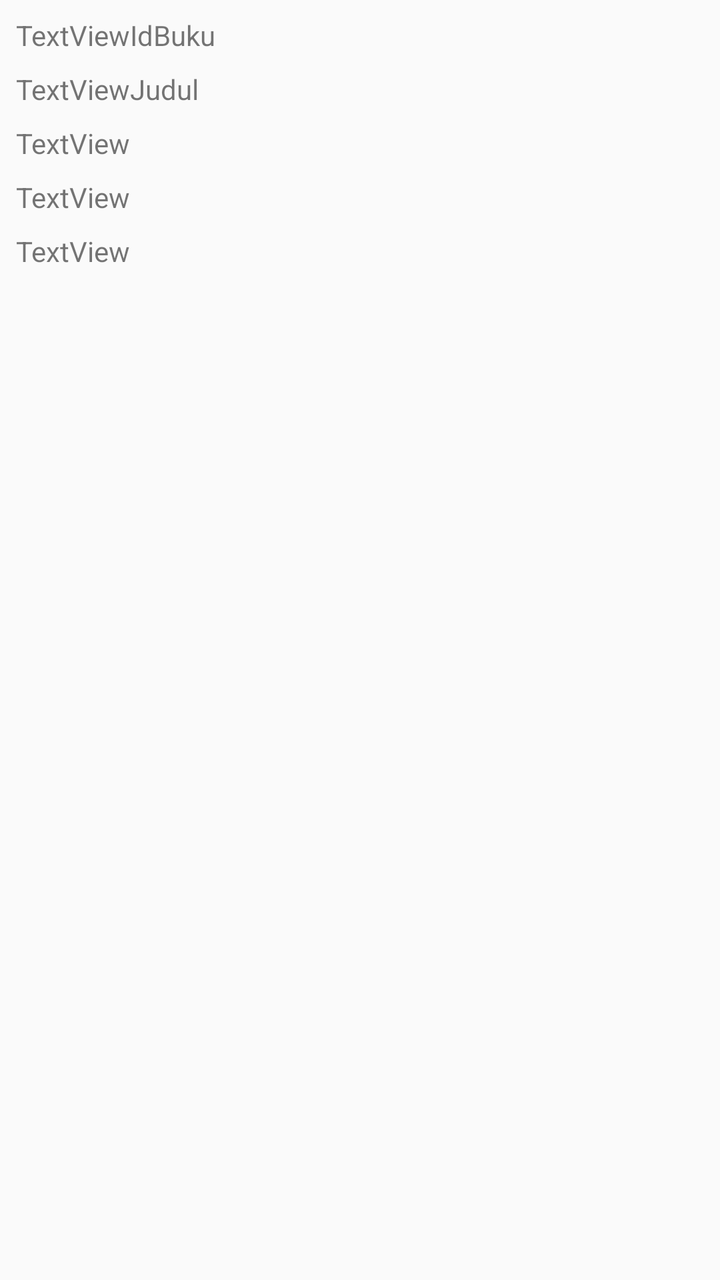
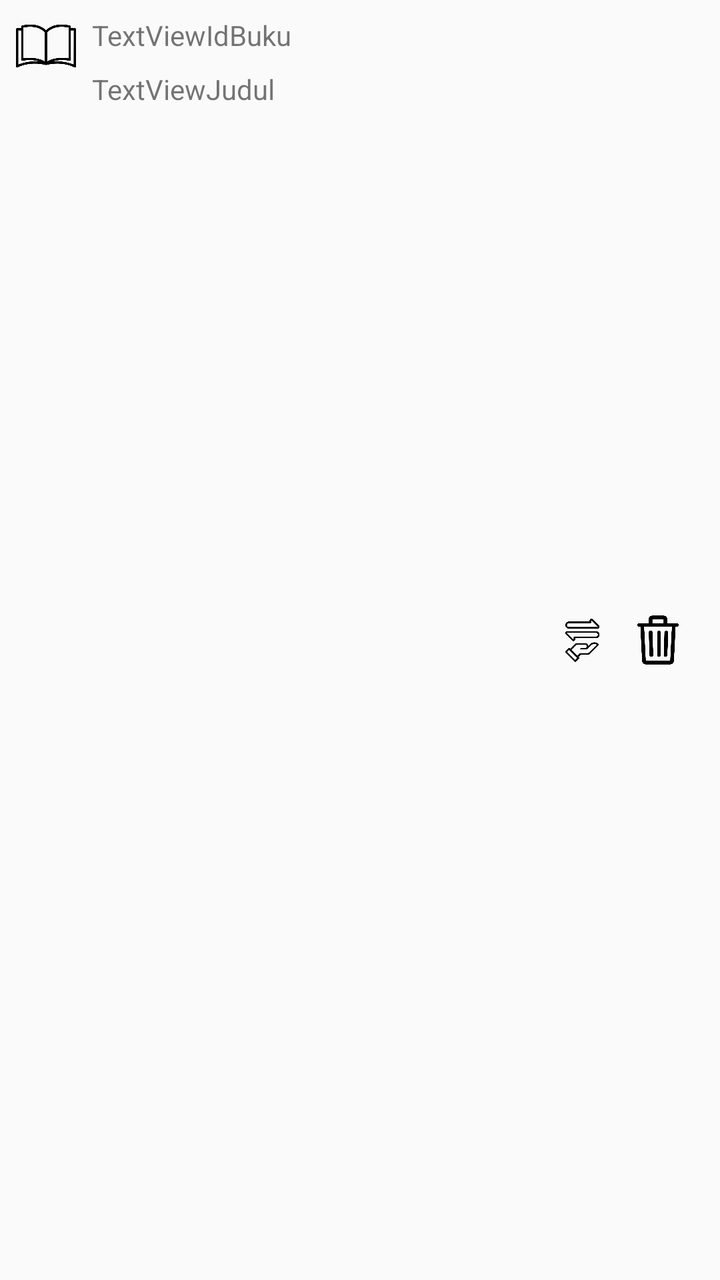

Compare the two renders of this Android layout. The source of the first and the diff that turns it into the second are given below.
<!-- AndroidManifest.xml: application theme Theme.Perpustakaan -->
<!-- res/layout/item_buku.xml -->
<?xml version="1.0" encoding="utf-8"?>
<androidx.constraintlayout.widget.ConstraintLayout xmlns:android="http://schemas.android.com/apk/res/android"
    xmlns:app="http://schemas.android.com/apk/res-auto"
    xmlns:tools="http://schemas.android.com/tools"
    android:id="@+id/cvData"
    android:layout_width="match_parent"
    android:layout_height="wrap_content"
    android:padding="8dp">

    <TextView
        android:id="@+id/textViewIdKategori"
        android:layout_width="wrap_content"
        android:layout_height="wrap_content"
        android:text="TextViewIdBuku"
        app:layout_constraintStart_toStartOf="parent"
        app:layout_constraintTop_toTopOf="parent" />

    <TextView
        android:id="@+id/textViewNamaKategori"
        android:layout_width="wrap_content"
        android:layout_height="wrap_content"
        android:layout_marginTop="8dp"
        android:text="TextViewJudul"
        app:layout_constraintStart_toStartOf="parent"
        app:layout_constraintTop_toBottomOf="@+id/textViewIdKategori" />

    <TextView
        android:id="@+id/TextViewTahunTerbit"
        android:layout_width="wrap_content"
        android:layout_height="wrap_content"
        android:layout_marginTop="8dp"
        android:text="TextView"
        app:layout_constraintStart_toStartOf="@+id/textViewPenerbit"
        app:layout_constraintTop_toBottomOf="@+id/textViewPenerbit" />

    <TextView
        android:id="@+id/textViewPenulis"
        android:layout_width="wrap_content"
        android:layout_height="wrap_content"
        android:layout_marginTop="8dp"
        android:text="TextView"
        app:layout_constraintStart_toStartOf="@+id/textViewNamaKategori"
        app:layout_constraintTop_toBottomOf="@+id/textViewNamaKategori" />

    <TextView
        android:id="@+id/textViewPenerbit"
        android:layout_width="wrap_content"
        android:layout_height="wrap_content"
        android:layout_marginTop="8dp"
        android:text="TextView"
        app:layout_constraintStart_toStartOf="@+id/textViewPenulis"
        app:layout_constraintTop_toBottomOf="@+id/textViewPenulis" />
</androidx.constraintlayout.widget.ConstraintLayout>
<!-- resources referenced by this layout -->
<resources>
  <style name="Theme.Perpustakaan" parent="Base.Theme.Perpustakaan" />
  <style name="Base.Theme.Perpustakaan" parent="Theme.AppCompat.Light.DarkActionBar">
          
          
      </style>
</resources>

<!-- the commit's change to res/layout/item_buku.xml (unified diff, before → after) -->
@@ -8,12 +8,23 @@
     android:padding="8dp">
 
     <TextView
-        android:id="@+id/textViewIdKategori"
+        android:id="@+id/textViewIdBuku"
         android:layout_width="wrap_content"
         android:layout_height="wrap_content"
+        android:layout_marginStart="8dp"
         android:text="TextViewIdBuku"
-        app:layout_constraintStart_toStartOf="parent"
+        app:layout_constraintStart_toEndOf="@+id/imageView2"
         app:layout_constraintTop_toTopOf="parent" />
+
+    <TextView
+        android:id="@+id/textViewIdUser"
+        android:layout_width="wrap_content"
+        android:layout_height="wrap_content"
+        android:layout_marginStart="8dp"
+        android:text="TextViewIdUser"
+        android:visibility="gone"
+        app:layout_constraintStart_toEndOf="@+id/textViewIdBuku"
+        app:layout_constraintTop_toTopOf="@+id/textViewIdBuku" />
 
     <TextView
         android:id="@+id/textViewNamaKategori"
@@ -21,8 +32,8 @@
         android:layout_height="wrap_content"
         android:layout_marginTop="8dp"
         android:text="TextViewJudul"
-        app:layout_constraintStart_toStartOf="parent"
-        app:layout_constraintTop_toBottomOf="@+id/textViewIdKategori" />
+        app:layout_constraintStart_toStartOf="@+id/textViewIdBuku"
+        app:layout_constraintTop_toBottomOf="@+id/textViewIdBuku" />
 
     <TextView
         android:id="@+id/TextViewTahunTerbit"
@@ -30,6 +41,7 @@
         android:layout_height="wrap_content"
         android:layout_marginTop="8dp"
         android:text="TextView"
+        android:visibility="gone"
         app:layout_constraintStart_toStartOf="@+id/textViewPenerbit"
         app:layout_constraintTop_toBottomOf="@+id/textViewPenerbit" />
 
@@ -39,6 +51,7 @@
         android:layout_height="wrap_content"
         android:layout_marginTop="8dp"
         android:text="TextView"
+        android:visibility="gone"
         app:layout_constraintStart_toStartOf="@+id/textViewNamaKategori"
         app:layout_constraintTop_toBottomOf="@+id/textViewNamaKategori" />
 
@@ -48,6 +61,36 @@
         android:layout_height="wrap_content"
         android:layout_marginTop="8dp"
         android:text="TextView"
+        android:visibility="gone"
         app:layout_constraintStart_toStartOf="@+id/textViewPenulis"
         app:layout_constraintTop_toBottomOf="@+id/textViewPenulis" />
+
+    <ImageView
+        android:id="@+id/imageView2"
+        android:layout_width="30dp"
+        android:layout_height="30dp"
+        app:layout_constraintStart_toStartOf="parent"
+        app:layout_constraintTop_toTopOf="parent"
+        app:srcCompat="@drawable/book" />
+
+    <ImageView
+        android:id="@+id/imageViewRemove"
+        android:layout_width="30dp"
+        android:layout_height="30dp"
+        android:layout_marginEnd="8dp"
+        app:layout_constraintBottom_toBottomOf="parent"
+        app:layout_constraintEnd_toEndOf="parent"
+        app:layout_constraintTop_toTopOf="parent"
+        app:srcCompat="@drawable/remove" />
+
+    <ImageView
+        android:id="@+id/imageViewBorrow"
+        android:layout_width="30dp"
+        android:layout_height="30dp"
+        android:layout_marginEnd="8dp"
+        app:layout_constraintBottom_toBottomOf="parent"
+        app:layout_constraintEnd_toStartOf="@+id/imageViewRemove"
+        app:layout_constraintTop_toTopOf="parent"
+        app:srcCompat="@drawable/borrow" />
+
 </androidx.constraintlayout.widget.ConstraintLayout>
<!-- resource entries referenced after the edit -->
@@ -1,5 +1,8 @@
 <!-- resources referenced by this layout -->
 <resources>
+  <!-- drawable book: png bitmap (drawable, 10924 bytes) -->
+  <!-- drawable borrow: png bitmap (drawable, 7770 bytes) -->
+  <!-- drawable remove: png bitmap (drawable, 10281 bytes) -->
   <style name="Theme.Perpustakaan" parent="Base.Theme.Perpustakaan" />
   <style name="Base.Theme.Perpustakaan" parent="Theme.AppCompat.Light.DarkActionBar">
           
